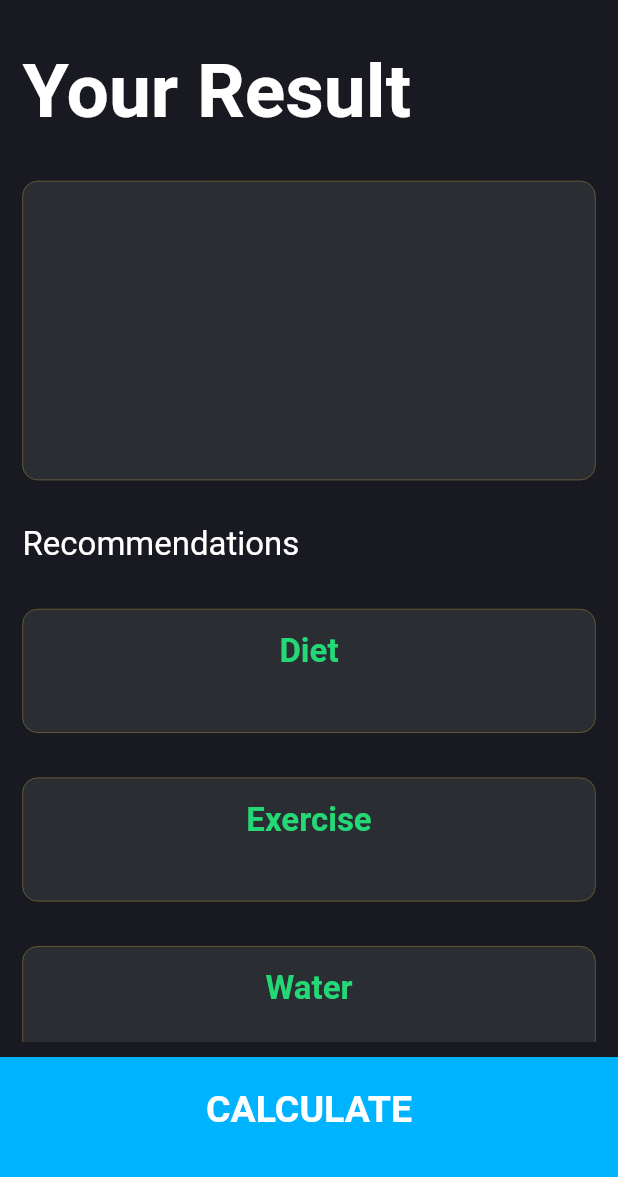
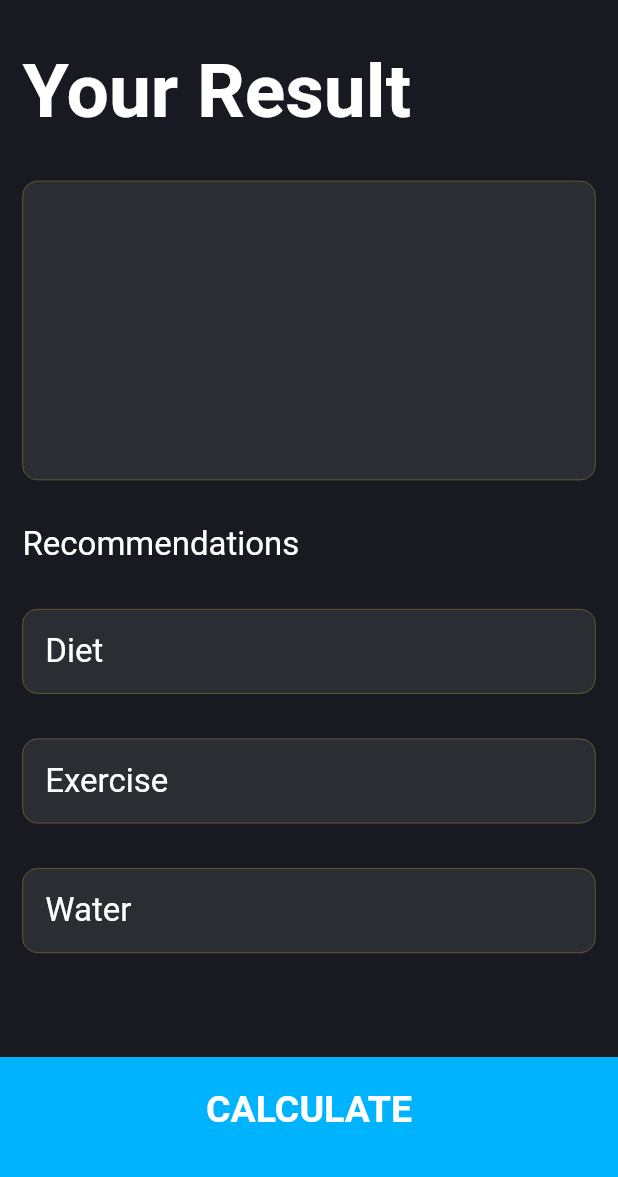
Before and after one commit to dbarrerap/bmi_calculator, a Flutter app: the ResultsPage screen opened directly with empty values, on a phone screen of 412 x 824 dp, the part 59-1236 px from its top. Run offline on Flutter 3.47's test engine with Material 2 defaults, Android fonts, the phone set to English and light mode, and no system bars; our stand-ins replace font_awesome_flutter; generated files the repository leaves out were written again.

```diff
--- /dev/null
+++ b/lib/components/card_button.dart
@@ -0,0 +1,28 @@
+import 'package:flutter/material.dart';
+import 'package:bmi_calculator/components/constants.dart';
+
+class CardButton extends StatelessWidget {
+  final String text;
+  final Function() onTap;
+  const CardButton({Key? key, required this.onTap, required this.text}) : super(key: key);
+
+  @override
+  Widget build(BuildContext context) {
+    return GestureDetector(
+      onTap: onTap,
+      child: Container(
+        child: Text(text, style: kBodyTextStyle,),
+        margin: const EdgeInsets.all(15.0),
+        padding: const EdgeInsets.all(15.0),
+        decoration: BoxDecoration(
+          borderRadius: BorderRadius.circular(10.0),
+          border: Border.all(
+            color: kBorderCardColor,
+            width: 0.2,
+          ),
+          color: kActiveCardColor,
+        ),
+      ),
+    );
+  }
+}
--- /dev/null
+++ b/lib/components/type.dart
@@ -0,0 +1,5 @@
+enum TYPE {
+  WATER,
+  EXERCISE,
+  DIET
+}
--- a/lib/l10n/app_en.arb
+++ b/lib/l10n/app_en.arb
@@ -11,6 +11,7 @@
     "exercise": "Exercise",
     "diet": "Diet",
     "water": "Water",
+    "back": "BACK",
     "underweight": "Underweight",
     "healthy": "Healthy",
     "overweight": "Overweight",
--- a/lib/l10n/app_es.arb
+++ b/lib/l10n/app_es.arb
@@ -11,6 +11,7 @@
     "exercise": "Ejercicio",
     "diet": "Dieta",
     "water": "Agua",
+    "back": "VOLVER",
     "underweight": "Peso Insuficiente",
     "healthy": "Saludable",
     "overweight": "Sobrepeso",
--- a/lib/screen/results_page.dart
+++ b/lib/screen/results_page.dart
@@ -1,5 +1,8 @@
 import 'package:bmi_calculator/components/bottom_button.dart';
+import 'package:bmi_calculator/components/card_button.dart';
 import 'package:bmi_calculator/components/reusable_card.dart';
+import 'package:bmi_calculator/components/type.dart';
+import 'package:bmi_calculator/screen/water_page.dart';
 import 'package:flutter/material.dart';
 import 'package:bmi_calculator/components/constants.dart';
 import 'package:flutter_gen/gen_l10n/app_localizations.dart';
@@ -72,53 +75,50 @@ class ResultsPage extends StatelessWidget {
                       style: kBodyTextStyle,
                     ),
                   ),
-                  ReusableCard(
-                    background: kActiveCardColor,
-                    child: Column(
-                      children: [
-                        Text(
-                          AppLocalizations.of(context)!.diet,
-                          style: kResultTextStyle,
+                  CardButton(
+                    onTap: () {
+                      Navigator.push(
+                        context,
+                        MaterialPageRoute(
+                          builder: (context) => WaterPage(
+                            title: AppLocalizations.of(context)!.diet,
+                            value: diet,
+                            type: TYPE.DIET,
+                          ),
                         ),
-                        Text(
-                          diet,
-                          textAlign: TextAlign.left,
-                          style: kBodyTextStyle,
+                      );
+                    },
+                    text: AppLocalizations.of(context)!.diet,
+                  ),
+                  CardButton(
+                    onTap: () {
+                      Navigator.push(
+                        context,
+                        MaterialPageRoute(
+                          builder: (context) => WaterPage(
+                            title: AppLocalizations.of(context)!.exercise,
+                            value: exercise,
+                            type: TYPE.EXERCISE,
+                          ),
                         ),
-                      ],
-                    ),
+                      );
+                    },
+                    text: AppLocalizations.of(context)!.exercise,
                   ),
-                  ReusableCard(
-                    background: kActiveCardColor,
-                    child: Column(
-                      children: [
-                        Text(
-                          AppLocalizations.of(context)!.exercise,
-                          style: kResultTextStyle,
+                  CardButton(
+                    onTap: () {
+                      Navigator.push(
+                        context,
+                        MaterialPageRoute(
+                          builder: (context) => WaterPage(
+                            title: AppLocalizations.of(context)!.water,
+                            value: water,
+                            type: TYPE.WATER,
+                          ),
                         ),
-                        Text(
-                          exercise,
-                          textAlign: TextAlign.left,
-                          style: kBodyTextStyle,
-                        ),
-                      ],
-                    ),
-                  ),
-                  ReusableCard(
-                    background: kActiveCardColor,
-                    child: Column(
-                      children: [
-                        Text(
-                          AppLocalizations.of(context)!.water,
-                          style: kResultTextStyle,
-                        ),
-                        Text(
-                          water,
-                          textAlign: TextAlign.left,
-                          style: kBodyTextStyle,
-                        ),
-                      ],
-                    ),
+                      );
+                    },
+                    text: AppLocalizations.of(context)!.water,
                   ),
                 ],
               ),
@@ -129,7 +129,7 @@ class ResultsPage extends StatelessWidget {
             onTap: () {
               Navigator.pop(context);
             },
-          )
+          ),
         ],
       ),
     );
--- a/pubspec.yaml
+++ b/pubspec.yaml
@@ -62,9 +62,8 @@ flutter:
   uses-material-design: true
 
   # To add assets to your application, add an assets section, like this:
-  # assets:
-  #   - images/a_dot_burr.jpeg
-  #   - images/a_dot_ham.jpeg
+  assets:
+   - images/
 
   # An image asset can refer to one or more resolution-specific "variants", see
   # https://flutter.dev/assets-and-images/#resolution-aware.
```
Also changed, not shown: lib/screen/water_page.dart (added, +58 -0 lines), images/diet.jpg (added), images/exercise.jpg (added), images/water.jpg (added).
